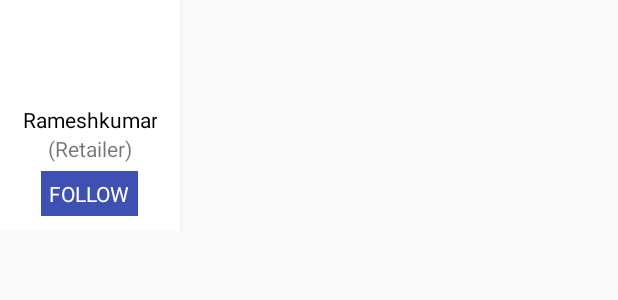
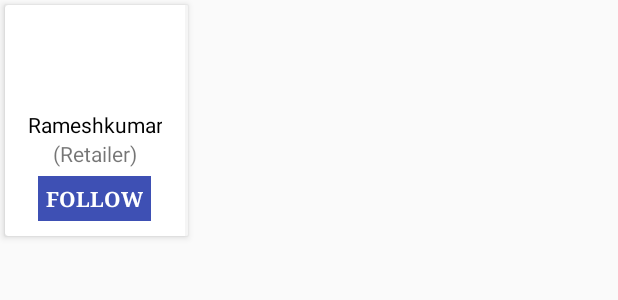
Before and after one commit to rahulyhg/mydukan-firebase-v2, an Android app: the layout follow_new_contacts.xml on its own in the app's theme, with its tools: preview values and no code run, on a phone screen of 412 x 824 dp. Shown: the top 300 px of the screen. Run offline under Robolectric (Android 15) with nearby library versions, the phone set to English and light mode, and no system bars.

Commit message:
MyNetwork Suggested Profile design changes..

```diff
--- a/app/src/main/java/org/app/mydukan/server/ApiManager.java
+++ b/app/src/main/java/org/app/mydukan/server/ApiManager.java
@@ -1408,7 +1408,7 @@ public class ApiManager {
        /*  Example: productId = -Kum9BL07zBHDzDY20AH   */
         final ArrayList<PriceDropHistory> priceDropHistories = new ArrayList<>();
 
-        DatabaseReference Ref_PriceDropHistry = FirebaseDatabase.getInstance().getReference("pricedrophistory/" + "-Kum9BL07zBHDzDY20AH");
+        DatabaseReference Ref_PriceDropHistry = FirebaseDatabase.getInstance().getReference("pricedrophistory/" + productId);
         Ref_PriceDropHistry.keepSynced(true);
         Ref_PriceDropHistry.addListenerForSingleValueEvent(new ValueEventListener() {
             @Override
--- a/app/src/main/java/org/app/mydukan/utils/FeedRetriever2.java
+++ b/app/src/main/java/org/app/mydukan/utils/FeedRetriever2.java
@@ -165,7 +165,7 @@ public class FeedRetriever2 {
         }
         query = query.limitToLast(11);//+1 for removing redundant element*/
         Query query = feedReference.orderByChild("idUser").equalTo(uId);
-        query.keepSynced(true);
+//        query.keepSynced(true);
         query.addListenerForSingleValueEvent(new ValueEventListener() {
             @Override
             public void onDataChange(DataSnapshot dataSnapshot) {
--- a/app/src/main/res/layout/follow_new_contacts.xml
+++ b/app/src/main/res/layout/follow_new_contacts.xml
@@ -1,9 +1,11 @@
 <?xml version="1.0" encoding="utf-8"?>
-<android.support.constraint.ConstraintLayout
-    xmlns:android="http://schemas.android.com/apk/res/android"
+<android.support.v7.widget.CardView xmlns:android="http://schemas.android.com/apk/res/android"
+    xmlns:app="http://schemas.android.com/apk/res-auto"
     android:orientation="vertical"
     android:layout_width="wrap_content"
     android:layout_height="wrap_content"
+    android:layout_margin="3dp"
+    app:cardElevation="3dp"
     android:background="@color/white">
 
     <LinearLayout
@@ -53,6 +55,9 @@
                 android:textColor="@color/white"
                 android:background="@color/authui_colorPrimary"
                 android:text="FOLLOW"
+                android:textSize="@dimen/smalltextSize"
+                android:fontFamily="serif"
+                android:textStyle="bold"
                 android:layout_gravity="center"
                 android:padding="5dp"
                 android:layout_marginTop="5dp"/>
@@ -73,4 +78,4 @@
 
     </LinearLayout>
 
-</android.support.constraint.ConstraintLayout>
+</android.support.v7.widget.CardView>
```
Also changed, not shown: app/src/main/java/org/app/mydukan/activities/MyNetworksActivity.java (+28 -1 lines), app/src/main/java/org/app/mydukan/activities/Search_MyNetworkActivity.java (+11 -1 lines), app/src/main/java/org/app/mydukan/fragments/TwoFragment.java (+17 -0 lines), app/src/main/res/layout/fragment_two.xml (+27 -2 lines).
